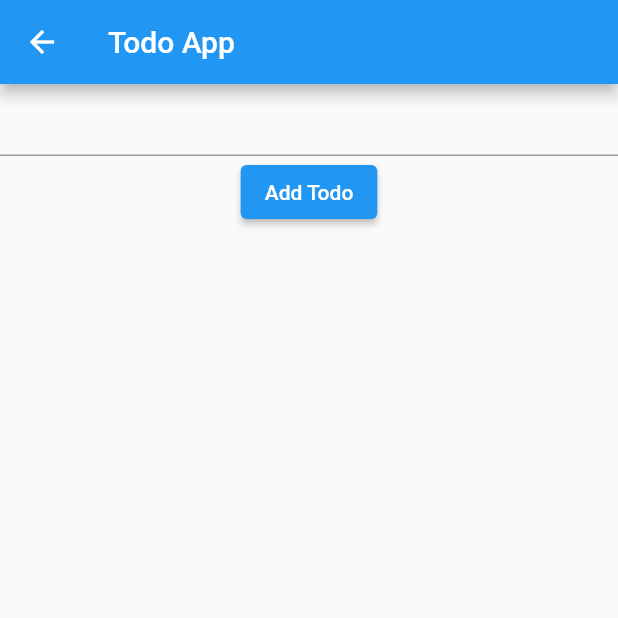
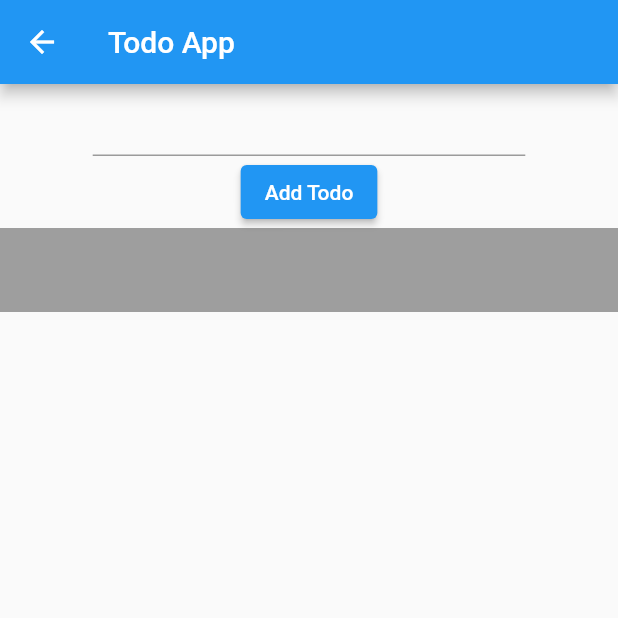
Before and after one commit to codewithowais/todo-splash-etc-Flutter, a Flutter app: the screen it shows after launch, after a tap on "Add Todo", on a phone screen of 412 x 824 dp, the top half of it. Run offline on Flutter 3.47's test engine with Material 2 defaults, Android fonts, the phone set to English and light mode, and no system bars.

Commit message:
first commit

```diff
--- a/lib/todo.dart
+++ b/lib/todo.dart
@@ -14,7 +14,7 @@
   addValue() {
     setState(() {
       allTodos.add(names.text);
-      allTodos.clear();
+      names.clear();
     });
   }
 
@@ -26,8 +26,11 @@
       ),
       body: Column(
         children: [
-          TextField(
-            controller: names,
+          SizedBox(
+            width: MediaQuery.of(context).size.width * 0.7,
+            child: TextField(
+              controller: names,
+            ),
           ),
           ElevatedButton(
             onPressed: () {
```
